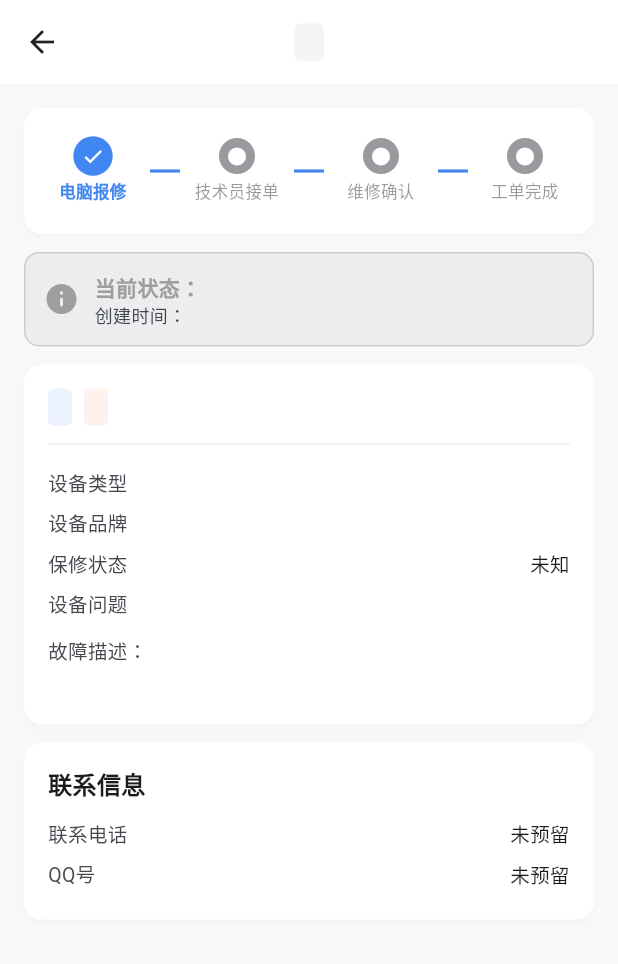
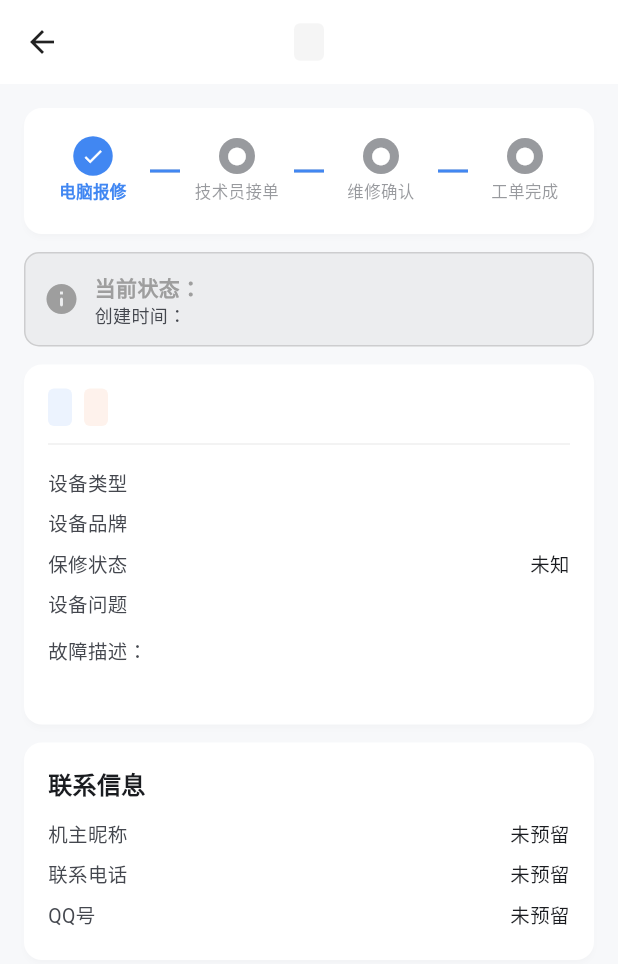
Before and after one commit to gkxqh/foc_app, a Flutter app: the TicketDetailPage screen opened directly with empty values, on a phone screen of 412 x 824 dp. Shown: the top 964 px of the screen. Run offline on Flutter 3.47's test engine with Material 3 defaults, Android fonts, the phone set to English and light mode, and no system bars; our stand-ins replace cached_network_image, dio, flutter_markdown_plus, image_picker, open_filex, package_info_plus and 3 more; missing offline and left inert: flutter_dynamic_icon_plus, home_widget, mobile_scanner; accounts and stored records are empty; network calls fail.

Commit message:
feat: 工单详情联系信息展示机主昵称

```diff
--- a/lib/models/ticket_model.dart
+++ b/lib/models/ticket_model.dart
@@ -11,6 +11,7 @@ class TicketModel {
   final String campus;
   final String? qqNumber;
   final String? phone;
+  final String? ownerNickname; // 机主昵称（fy_workorders.user_nick，报修时快照）
   final String? model;
   final String? warrantyStatus; // expired, under, unknown
   final String? purchaseDate;
@@ -31,6 +32,7 @@ class TicketModel {
     required this.campus,
     this.qqNumber,
     this.phone,
+    this.ownerNickname,
     this.model,
     this.warrantyStatus,
     this.purchaseDate,
@@ -62,6 +64,7 @@ class TicketModel {
       campus: json['campus']?.toString() ?? '',
       qqNumber: json['qq_number']?.toString(),
       phone: (json['user_phone'] ?? json['phone'])?.toString(),
+      ownerNickname: json['user_nick']?.toString(),
       model: json['model']?.toString(),
       warrantyStatus: json['warranty_status']?.toString(),
       purchaseDate: (json['machine_purchase_date'] ?? json['purchase_date'])
@@ -86,6 +89,7 @@ class TicketModel {
       'campus': campus,
       'qq_number': qqNumber,
       'user_phone': phone,
+      'user_nick': ownerNickname,
       'model': model,
       'warranty_status': warrantyStatus,
       'machine_purchase_date': purchaseDate,
@@ -108,6 +112,7 @@ class TicketModel {
     String? campus,
     String? qqNumber,
     String? phone,
+    String? ownerNickname,
     String? model,
     String? warrantyStatus,
     String? purchaseDate,
@@ -128,6 +133,7 @@ class TicketModel {
       campus: campus ?? this.campus,
       qqNumber: qqNumber ?? this.qqNumber,
       phone: phone ?? this.phone,
+      ownerNickname: ownerNickname ?? this.ownerNickname,
       model: model ?? this.model,
       warrantyStatus: warrantyStatus ?? this.warrantyStatus,
       purchaseDate: purchaseDate ?? this.purchaseDate,
--- a/lib/views/home/ticket_detail_view.dart
+++ b/lib/views/home/ticket_detail_view.dart
@@ -556,6 +556,7 @@ class _TicketDetailViewState extends State<TicketDetailView> {
               children: [
                 Text('联系信息', style: AppText.title),
                 const SizedBox(height: AppSpacing.sm),
+                _buildContactRow('机主昵称', _ticket.ownerNickname),
                 _buildContactRow('联系电话', _plainPhone),
                 _buildContactRow('QQ号', _plainQq),
               ],
```
Also changed, not shown: 1 other file.
